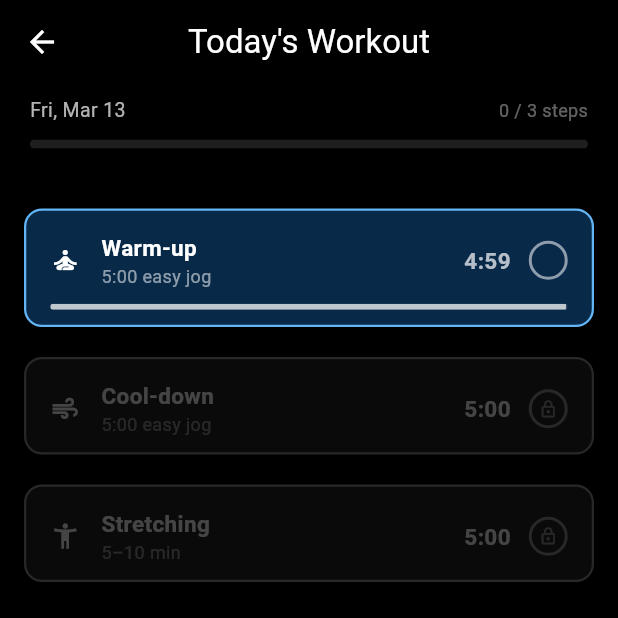
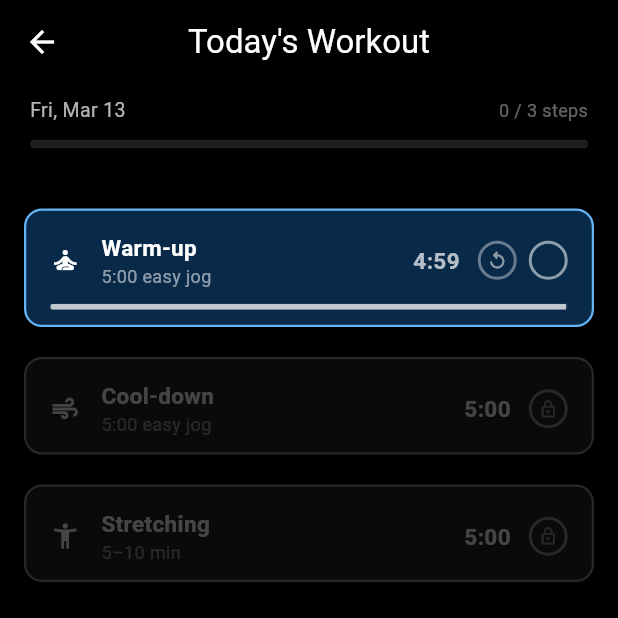
Before and after one commit to JAMAGAMING/ResearchDynamicTrainingApp, a Flutter app: the WorkoutSessionScreen screen opened directly with empty values, after a tap on "Warm-up", on a phone screen of 412 x 824 dp, the top half of it. Run offline on Flutter 3.47's test engine with Material 3 defaults, Android fonts, the phone set to English and light mode, and no system bars; our stand-ins replace shared_preferences, table_calendar; missing offline and left inert: flutter_ringtone_player; accounts and stored records are empty.

Commit message:
Most of it done lmao

```diff
--- a/lib/workout_session_screen.dart
+++ b/lib/workout_session_screen.dart
@@ -333,6 +333,13 @@ class _WorkoutSessionScreenState extends State<WorkoutSessionScreen> {
     }
   }
 
+  // ── Reset tap → restart timer from full duration ──
+  void _onResetTap(int i) {
+    if (_activeIndex != i && !(_isPaused && _activeIndex == i)) return;
+    _startTimer(i); // _startTimer cancels the current ticker and restarts fresh
+    _saveProgress();
+  }
+
   // ── Persist completion ────────────────────────
   Future<void> _saveCompletion() async {
     final dateKey =
@@ -494,6 +501,7 @@ class _WorkoutSessionScreenState extends State<WorkoutSessionScreen> {
                       remaining:   isTiming ? _remaining : step.timerSeconds,
                       onBodyTap:   () => _onBodyTap(i),
                       onCheckTap:  () => _onCheckTap(i),
+                      onResetTap:  () => _onResetTap(i),
                     ),
                   ],
                 );
@@ -571,6 +579,7 @@ class _StepTile extends StatelessWidget {
   final int          remaining;   // seconds to display (full duration if idle)
   final VoidCallback onBodyTap;   // start / pause / resume
   final VoidCallback onCheckTap;  // manual check / uncheck
+  final VoidCallback onResetTap;  // reset timer back to full duration
 
   const _StepTile({
     required this.step,
@@ -581,6 +590,7 @@ class _StepTile extends StatelessWidget {
     required this.remaining,
     required this.onBodyTap,
     required this.onCheckTap,
+    required this.onResetTap,
   });
 
   Color get _bg {
@@ -692,6 +702,33 @@ class _StepTile extends StatelessWidget {
                   const SizedBox(width: 12),
                 ],
 
+                // ── Reset button (only while timing or paused) ──
+                if ((isTiming || isPaused) && !isChecked) ...[
+                  GestureDetector(
+                    onTap: onResetTap,
+                    behavior: HitTestBehavior.opaque,
+                    child: AnimatedContainer(
+                      duration: const Duration(milliseconds: 200),
+                      width: 26,
+                      height: 26,
+                      decoration: BoxDecoration(
+                        color: Colors.transparent,
+                        shape: BoxShape.circle,
+                        border: Border.all(
+                          color: Colors.white38,
+                          width: 2,
+                        ),
+                      ),
+                      child: const Icon(
+                        Icons.replay_rounded,
+                        size: 14,
+                        color: Colors.white54,
+                      ),
+                    ),
+                  ),
+                  const SizedBox(width: 8),
+                ],
+
                 // ── Checkbox (separate tap zone) ───
                 GestureDetector(
                   onTap: isLocked ? null : onCheckTap,
```
Also changed, not shown: lib/homepage.dart (+15 -4 lines), lib/select_training_plan_screen.dart (+22 -2 lines).
